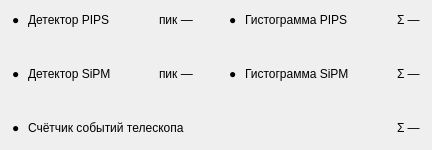
First picture: the form in app/widgets/oscilloscope/graph_widget.ui, repository AtariVC/ddii_scopus, before the edit.
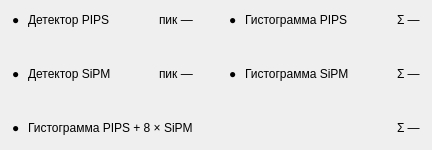
Second picture: the form after the edit.

The edit to the form file:
```diff
--- a/app/widgets/oscilloscope/graph_widget.ui
+++ b/app/widgets/oscilloscope/graph_widget.ui
@@ -194,8 +194,8 @@
          </widget>
         </item>
         <item>
-         <widget class="QLabel" name="title_card_counter">
-          <property name="text"><string>Счётчик событий телескопа</string></property>
+         <widget class="QLabel" name="title_card_sum">
+          <property name="text"><string>Гистограмма PIPS + 8 × SiPM</string></property>
          </widget>
         </item>
         <item>
```
Left out of the diff: 14 changed lines with no effect on the pictures.
